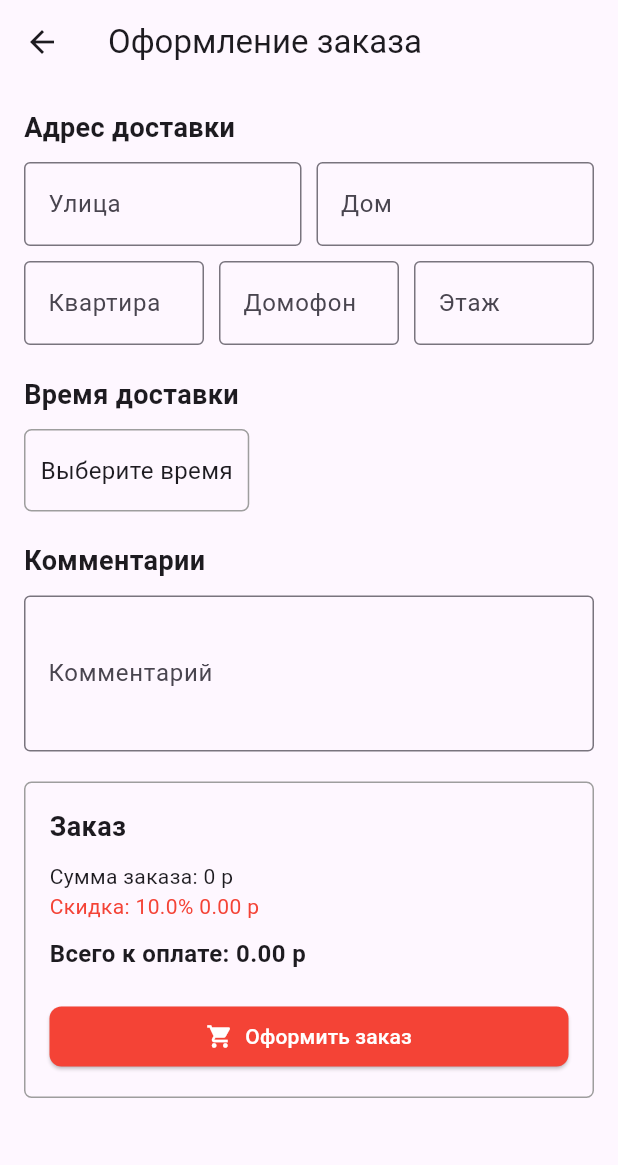
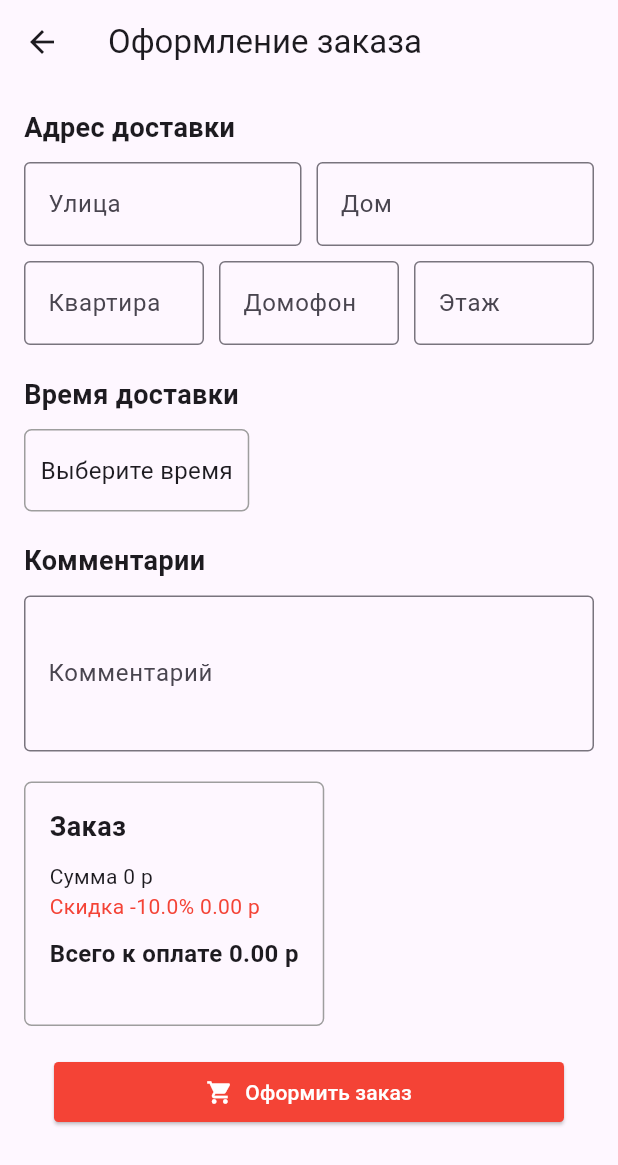
Before and after one commit to GerardDugal/pizza_and_flutter, a Flutter app: the CheckoutScreenDeliv screen opened directly, on a phone screen of 412 x 824 dp. Shown: the top 1165 px of the screen. Run offline on Flutter 3.47's test engine with Material 3 defaults, Android fonts, the phone set to English and light mode, and no system bars; our stand-ins replace ionicons.

Commit message:
Мелкие исправления

```diff
--- a/lib/widget/bucket/order_registration_delivery.dart
+++ b/lib/widget/bucket/order_registration_delivery.dart
@@ -266,7 +266,6 @@ class _CheckoutScreenDelivState extends State<CheckoutScreenDeliv> {
                 maxLines: 3,
               ),
               SizedBox(height: 20),
-
               // Блок "Заказ"
               Container(
                 padding: EdgeInsets.all(16),
@@ -282,17 +281,22 @@ class _CheckoutScreenDelivState extends State<CheckoutScreenDeliv> {
                       style: TextStyle(fontSize: 18, fontWeight: FontWeight.bold),
                     ),
                     SizedBox(height: 10),
-                    Text("Сумма заказа: ${cart.totalAmount().toString()} р"),
-                    Text("Скидка: ${cart.discountPercent}% ${cart.calculatediscountInRublesTotal().toStringAsFixed(2)} р",
+                    Text("Сумма ${cart.totalAmount().toString()} р"),
+                    Text("Скидка -${cart.discountPercent}% ${cart.calculatediscountInRublesTotal().toStringAsFixed(2)} р",
                     style: TextStyle(color: Colors.red)),
                     SizedBox(height: 10),
                     Text(
-                      "Всего к оплате: ${cart.calctotalToPay().toStringAsFixed(2)} р",
+                      "Всего к оплате ${cart.calctotalToPay().toStringAsFixed(2)} р",
                       style: TextStyle(fontSize: 16, fontWeight: FontWeight.bold),
                     ),
                     SizedBox(height: 20),
                     // Кнопка "Оформить заказ"
-                    SizedBox(
+
+                  ],
+                ),
+              ),
+              Container(
+                      padding: EdgeInsets.all(20),
                       width: double.infinity,
                       child: ElevatedButton(
                         onPressed: () {
@@ -301,7 +305,7 @@ class _CheckoutScreenDelivState extends State<CheckoutScreenDeliv> {
                         style: ElevatedButton.styleFrom(
                           backgroundColor: Colors.red,
                           shape: RoundedRectangleBorder(
-                            borderRadius: BorderRadius.circular(8),
+                            borderRadius: BorderRadius.circular(3),
                           ),
                         ),
                         child: Row(
@@ -317,9 +321,6 @@ class _CheckoutScreenDelivState extends State<CheckoutScreenDeliv> {
                         ),
                       ),
                     ),
-                  ],
-                ),
-              ),
             ],
           ),
         ),
--- a/lib/widget/menu/dishes.dart
+++ b/lib/widget/menu/dishes.dart
@@ -128,7 +128,6 @@ class Dishes extends StatelessWidget {
 
   @override
   Widget build(BuildContext context) {
-    // Получаем провайдер корзины
     final cart = Provider.of<CartProvider>(context);
     // Проверяем, есть ли этот товар в корзине
     final index = cart.items.indexWhere((item, ) => item.dish_name == dish_name);
@@ -160,8 +159,8 @@ class Dishes extends StatelessWidget {
               mainAxisAlignment: MainAxisAlignment.spaceAround,
               crossAxisAlignment: CrossAxisAlignment.start,
               children: [
-                Text(dish_name),
-                Text("${weight.toString()} г"),
+                Text(dish_name, style: TextStyle(fontFamily: "Inter", fontSize: 14, fontWeight: FontWeight.w600)),
+                Text("${weight.toString()} г", style: TextStyle(fontFamily: "Inter", fontSize: 12, fontWeight: FontWeight.w600, color: Colors.black45)),
                 // SizedBox(height: 20),
                 if (isInCart)
                   Row(
```
Also changed, not shown: lib/widget/menu/menu_main.dart (+10 -8 lines).
